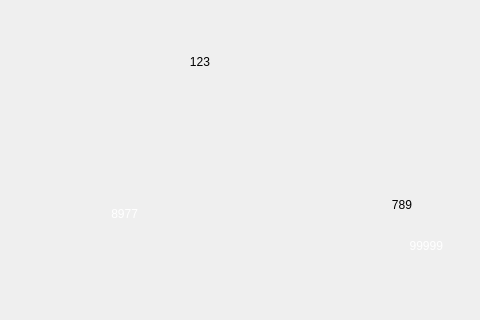
Before: the Qt Designer form XINYAN/widget.ui in wushengjun85/QtForWork, drawn with Qt 5; both pictures show x 0 to 480 and y 160 to 480 of the 800 by 480 pixel window.
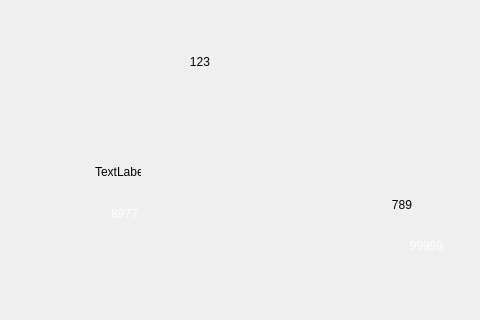
After: the same form once the commit is applied. Icons and pictures are not drawn.

Diff of the .ui file:
```diff
--- a/XINYAN/widget.ui
+++ b/XINYAN/widget.ui
@@ -303,6 +303,19 @@
       <set>Qt::AlignCenter</set>
      </property>
     </widget>
+    <widget class="QLabel" name="label_20">
+     <property name="geometry">
+      <rect>
+       <x>95</x>
+       <y>316</y>
+       <width>46</width>
+       <height>31</height>
+      </rect>
+     </property>
+     <property name="text">
+      <string>TextLabel</string>
+     </property>
+    </widget>
    </widget>
    <widget class="QWidget" name="page_2">
     <widget class="QLineEdit" name="lineEdit">
```
